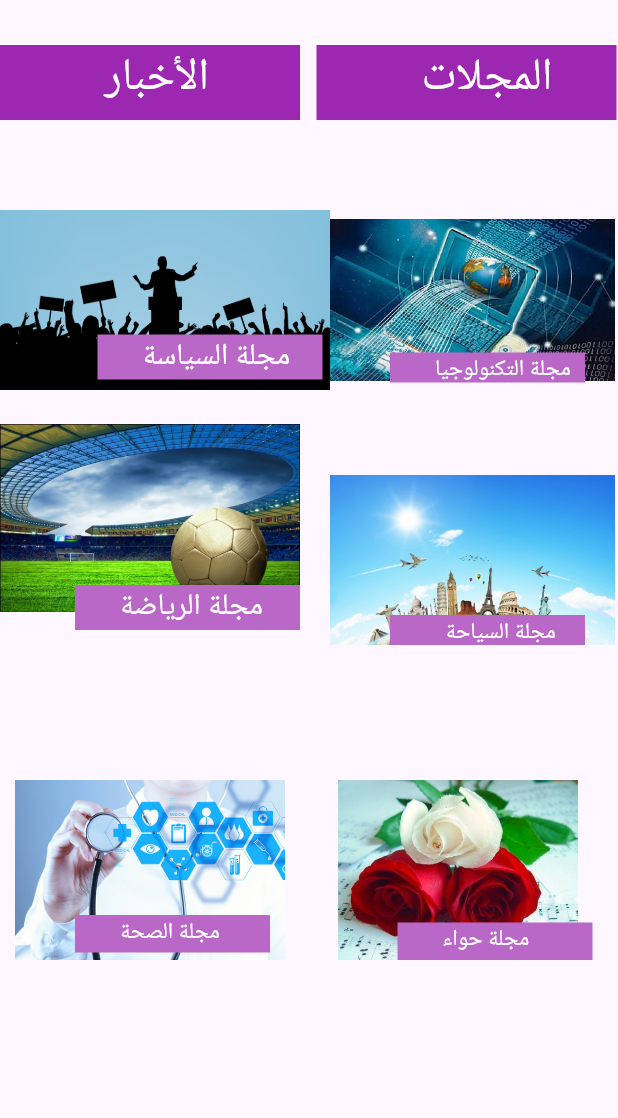
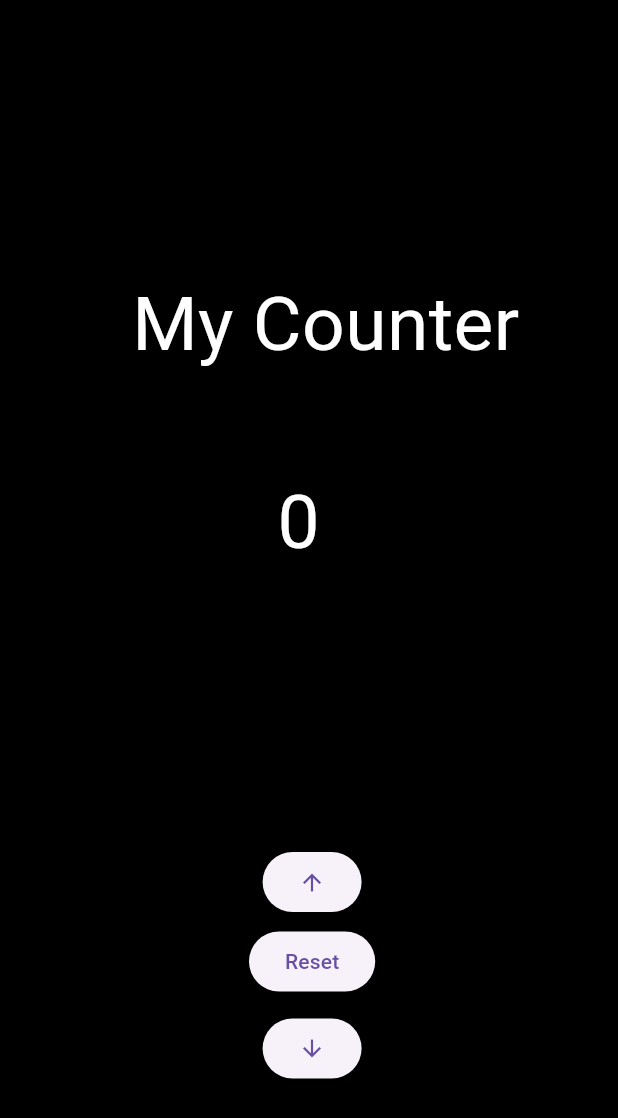
Before and after one commit to Nero1110/Session4_IEEE, a Flutter app: the screen it shows after launch, on a phone screen of 412 x 824 dp. Shown: the top 1118 px of the screen. Run offline on Flutter 3.47's test engine with Material 3 defaults, Android fonts, the phone set to English and light mode, and no system bars.

Commit message:
first commit

```diff
--- a/lib/main.dart
+++ b/lib/main.dart
@@ -2,182 +2,72 @@ import 'package:flutter/material.dart';
 
 void main() {
   runApp( MyApp());
+
 }
 
-class MyApp extends StatelessWidget {
+class MyApp extends StatefulWidget {
   const MyApp({super.key});
 
-  // This widget is the root of your application.
+  @override
+  State<MyApp> createState() => _MyAppState();
+}
+
+class _MyAppState extends State<MyApp> {
+  int x=0;
+
+  void decrement(){
+  if(x!=0) {
+    setState(() {
+      x--;
+    });
+  }
+  }
+  void reset(){
+if(x!=0){
+ setState(() {
+   x=0;
+ });
+}
+  }
   @override
   Widget build(BuildContext context) {
-    return MaterialApp(
-      debugShowCheckedModeBanner: false,
-      home: Scaffold(
-  body: Padding(
-    padding: const EdgeInsets.only(top: 30),
-    child: Column(
-      children: [
+   return MaterialApp(home: Scaffold(backgroundColor:Colors.black ,body: Column(children: [
+     Padding(
+       padding: const EdgeInsets.only(left: 88,top: 180),
+       child: Text("My Counter",style: TextStyle(fontSize: 50,color: Colors.white),),
 
-        Row(
+     )
+     ,Padding(
+       padding: const EdgeInsets.only(top: 60,left: 52),
+       child: Text(x.toString(),style: TextStyle(color: Colors.white,fontSize: 50),),
+     )
 
-            children: [
-Container(
-          color:Colors.purple ,
+,Padding(
+  padding: const EdgeInsets.only(top: 180,left: 70),
+  child:   ElevatedButton(onPressed:() {
 
-          child: SizedBox(child:Padding(
-            padding: const EdgeInsets.only(left: 70),
-            child: Text("الأخبار",style: TextStyle(color: Colors.white,fontSize: 30 ,fontWeight: FontWeight.w200),),
-          ),width: 200,height: 50, ))
-
- ,   Padding(
-         padding: const EdgeInsets.only(left: 11),
-         child: Container(
-                color:Colors.purple ,
-
-                child: SizedBox(child:Padding(
-                  padding: const EdgeInsets.only(left: 70),
-                  child: Text("المجلات",style: TextStyle(color: Colors.white,fontSize: 30 ,fontWeight: FontWeight.w200),),
-                ),width: 200,height: 50, )),
- )
-              ,]
-
-            ),
-Padding(
-  padding: const EdgeInsets.only(bottom: 0),
-  child:   Row(children: [
-
-    Stack(children: [
-
-      Image(image: AssetImage("assets/images/السياسة.jpg"),height: 240,width: 220,)
-
-      ,Padding(
-
-        padding: const EdgeInsets.only(top: 143,left: 65),
-
-        child: Container(
-
-            color:Colors.purple [300],
-
-            child: SizedBox(child:Padding(
-
-              padding: const EdgeInsets.only(left: 30),
-
-              child: Text("مجلة السياسة",style: TextStyle(color: Colors.white,fontSize: 20 ,fontWeight: FontWeight.w200),),
-
-            ),width: 150,height: 30, )),
-
-      ),
-
-    ],)
-
-   , Stack(children: [
-
-      Image(image: AssetImage("assets/images/التكنولوجيا.jpg"),height: 190,width: 190,)
-
-      ,Padding(
-
-        padding: const EdgeInsets.only(top: 130,left: 40 ),
-
-        child: Container(
-
-            color:Colors.purple [300],
-
-            child: SizedBox(child:Padding(
-
-              padding: const EdgeInsets.only(left: 30,),
-
-              child: Text("مجلة التكنولوجيا",style: TextStyle(color: Colors.white,fontSize: 15 ,fontWeight: FontWeight.w200),),
-
-            ),width: 130,height: 20, )),
-
-      ),
-
-    ],)
+      setState(() {
+        x++;
+      });
 
 
+  }, child: Icon(Icons.arrow_upward)),
+)
+     ,Padding(
+       padding: const EdgeInsets.only(left: 70,top: 5),
+       child: ElevatedButton(onPressed: () {
+         reset();
 
-  ],),
-)
-        ,Row(
-          children: [
-          Stack(children: [
-            Padding(
-              padding: const EdgeInsets.only(bottom: 0),
-              child: Image(image: AssetImage("assets/images/الرياضة.jpg"),height: 200,width: 200,alignment: Alignment(-2,-2),),
-            )
-            ,Padding(
-              padding: const EdgeInsets.only(top: 70,left: 50),
-              child: Container(
-                  color:Colors.purple [300],
-                  child: SizedBox(child:Padding(
-                    padding: const EdgeInsets.only(left: 30),
-                    child: Text("مجلة الرياضة",style: TextStyle(color: Colors.white,fontSize: 20 ,fontWeight: FontWeight.w200),),
-                  ),width: 150,height: 30, )),
-            ),
-          ],)
-          , Padding(
-            padding: const EdgeInsets.only(bottom: 0,left: 20),
-            child: Stack(children: [
-              Image(image: AssetImage("assets/images/السياحة.jpg"),height: 160,width: 190,alignment: Alignment(-2,-2),)
-              ,Padding(
-                padding: const EdgeInsets.only(top: 70,left: 40 ),
-                child: Container(
-                    color:Colors.purple [300],
-                    child: SizedBox(child:Padding(
-                      padding: const EdgeInsets.only(left: 37),
-                      child: Text("مجلة السياحة",style: TextStyle(color: Colors.white,fontSize: 15 ,fontWeight: FontWeight.w200),),
-                    ),width: 130,height: 20, )),
-              ),
-            ],),
-          )
+       }, child: Text("Reset")),
+     )
+,Padding(
+       padding: const EdgeInsets.only(top: 10,left: 70),
+       child:   ElevatedButton(onPressed:() {
+         decrement();
 
-        ],)
+       }, child: Icon(Icons.arrow_downward)),
+     )
+   ],)),);
 
-       , Row(
-          crossAxisAlignment: CrossAxisAlignment.end,
-          children: [
-            Stack(children: [
-
-              Image(image:AssetImage("assets/images/الصحة.png"),height: 120,width: 200,)
-             , Padding(
-               padding: const EdgeInsets.only(left: 50,top: 90),
-               child: Container(
-                  color:Colors.purple[300],
-        child: SizedBox(child:Padding(
-          padding: const EdgeInsets.only(left: 30),
-          child: Text("مجلة الصحة",style: TextStyle(color: Colors.white,fontSize: 15 ,fontWeight: FontWeight.w200),),
-        ),width: 130,height: 25, )),
-             ),
-
-
-            ],)
-           ,Stack(
-
-              children: [
-             Image(image: AssetImage("assets/images/حواء.jpg"),height: 120,width: 210,)
-             ,Padding(
-               padding: const EdgeInsets.only(left:65,top: 95),
-               child: Container(color: Colors.purple[300],
-                child: SizedBox(child:Padding(
-    padding: const EdgeInsets.only(left: 30),
-    child: Text("مجلة حواء",style: TextStyle(color: Colors.white,fontSize: 15 ,fontWeight: FontWeight.w200),),
-    ),width: 130,height: 25, )),
-             ),
-
-
-
-
-            ],)
-
-
-          ],)
-
-
-
-      ],
-    ),
-  ),
-    )
-    );
   }
 }
```
